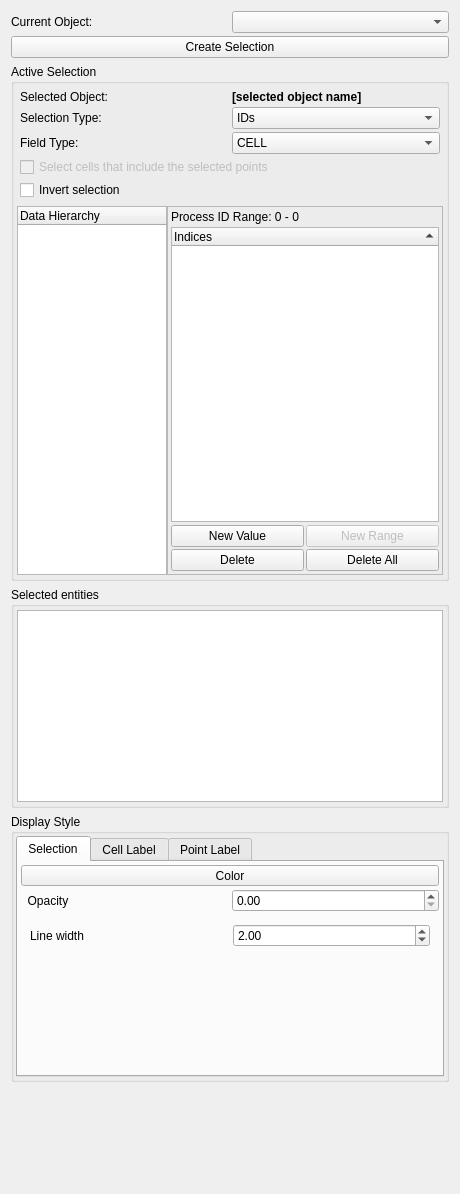
heyuqi/ParaView, file Qt/Components/Resources/UI/pqSelectionInspectorPanel.ui: the form before one commit.
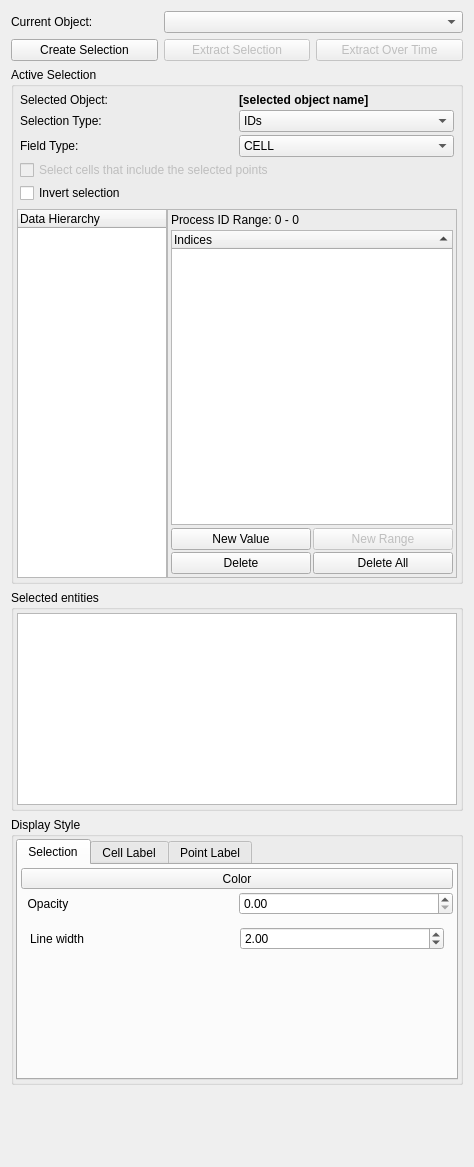
The form after the commit. Custom widgets are drawn as their Qt base class.

Commit message:
Add "Extract selection" to selection inspector.
Also, remove some dead code from `pqQueryDialog` and
fix a Mac OS X-specific Qt layout bug.

```diff
--- a/Qt/Components/Resources/UI/pqSelectionInspectorPanel.ui
+++ b/Qt/Components/Resources/UI/pqSelectionInspectorPanel.ui
@@ -6,8 +6,8 @@
    <rect>
     <x>0</x>
     <y>0</y>
-    <width>460</width>
-    <height>1194</height>
+    <width>474</width>
+    <height>1167</height>
    </rect>
   </property>
   <property name="sizePolicy">
@@ -19,12 +19,9 @@
   <property name="windowTitle">
    <string>Form</string>
   </property>
-  <layout class="QVBoxLayout">
+  <layout class="QVBoxLayout" name="verticalLayout">
    <item>
-    <layout class="QGridLayout">
-     <property name="spacing">
-      <number>3</number>
-     </property>
+    <layout class="QGridLayout" name="gridLayout">
      <item row="0" column="0">
       <widget class="QLabel" name="label_6">
        <property name="text">
@@ -32,16 +29,36 @@
        </property>
       </widget>
      </item>
-     <item row="0" column="1">
+     <item row="0" column="1" colspan="2">
       <widget class="pqOutputPortComboBox" name="currentObject"/>
      </item>
-     <item row="1" column="0" colspan="2">
+     <item row="1" column="0">
       <widget class="QPushButton" name="createSelection">
        <property name="text">
         <string>Create Selection</string>
        </property>
       </widget>
      </item>
+     <item row="1" column="1">
+      <widget class="QPushButton" name="extractSelection">
+       <property name="enabled">
+        <bool>false</bool>
+       </property>
+       <property name="text">
+        <string>Extract Selection</string>
+       </property>
+      </widget>
+     </item>
+     <item row="1" column="2">
+      <widget class="QPushButton" name="extractOverTime">
+       <property name="enabled">
+        <bool>false</bool>
+       </property>
+       <property name="text">
+        <string>Extract Over Time</string>
+       </property>
+      </widget>
+     </item>
     </layout>
    </item>
    <item>
@@ -293,7 +310,7 @@
              </widget>
             </item>
             <item>
-             <layout class="QGridLayout">
+             <layout class="QGridLayout" name="IDEditButtonsLayout">
               <property name="spacing">
                <number>2</number>
               </property>
```
The commit also changes 9 other files.
